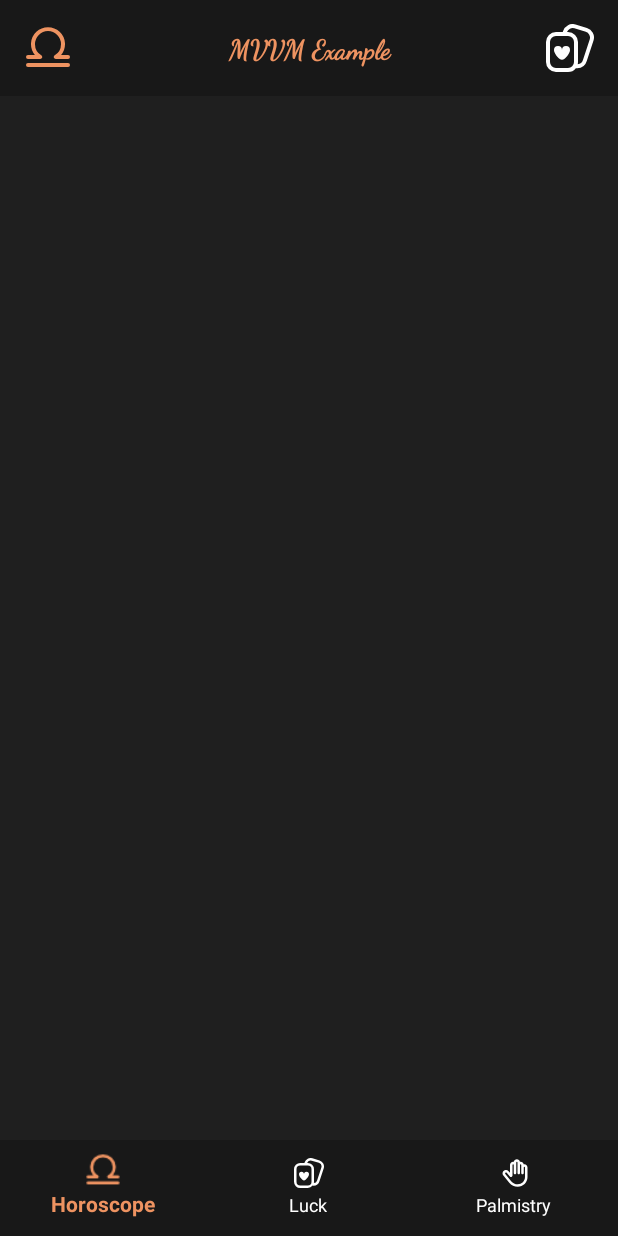
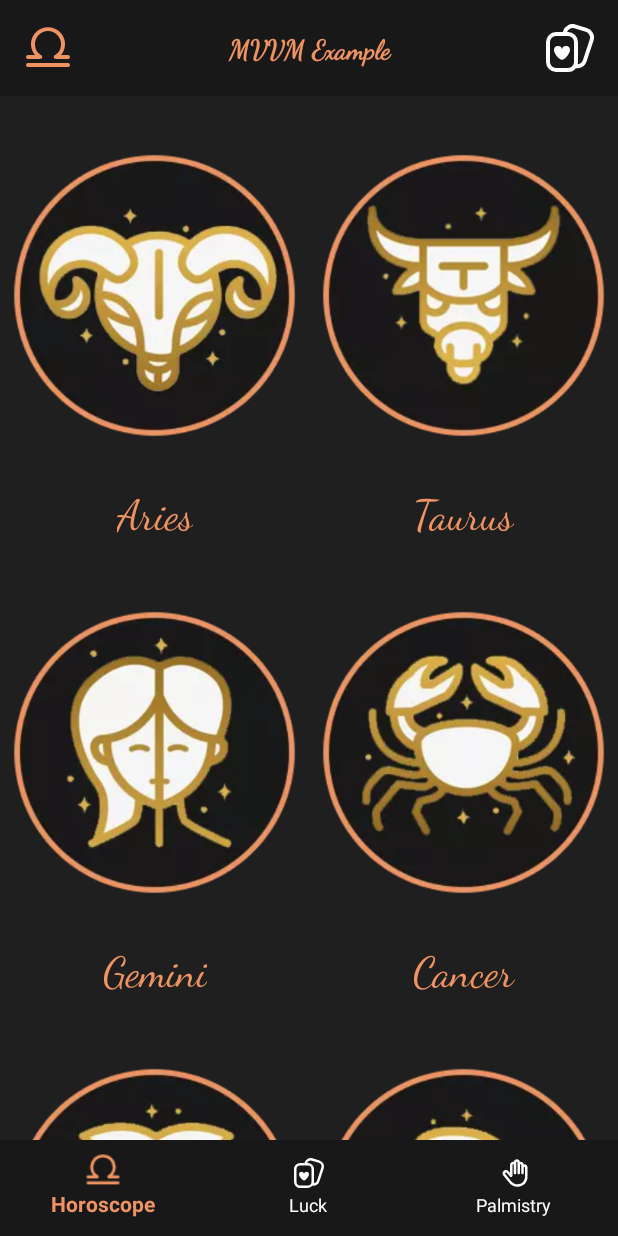
Before and after one commit to UMadrigal/MVVMExample, an Android app: the screen it shows after launch (MainActivity), on a phone screen of 412 x 824 dp. Run offline under Robolectric (Android 15) with nearby library versions, the phone set to English and light mode, and no system bars; our stand-ins replace Dagger/Hilt's generated code, navigation-ui.

Commit message:
feat(horoscope): display horoscope list with viewmodel and local provider
Add the horoscope screen list following MVVM.

- Add HoroscopeInfo sealed class as the model with image and name resources
- Add HoroscopeProvider as a local provider with the 12 zodiac signs
- Add HoroscopeViewModel exposing the list through a StateFlow
- Add HoroscopeAdapter and HoroscopeViewHolder with item_horoscope layout
- Show the signs in a two-column grid in HoroscopeFragment
- Add zodiac sign names to strings.xml

```diff
--- /dev/null
+++ b/app/src/main/java/com/macruware/mvvmexample/data/providers/HoroscopeProvider.kt
@@ -0,0 +1,24 @@
+package com.macruware.mvvmexample.data.providers
+
+import com.macruware.mvvmexample.domain.model.HoroscopeInfo
+import com.macruware.mvvmexample.domain.model.HoroscopeInfo.*
+import javax.inject.Inject
+
+// Provider local, lista creada a partir de datos fijos
+class HoroscopeProvider @Inject constructor() {
+    fun getHoroscopes(): List<HoroscopeInfo>{
+        return listOf(
+            Aries,
+            Taurus,
+            Gemini,
+            Cancer,
+            Leo,
+            Virgo,
+            Libra,
+            Scorpio,
+            Sagittarius,
+            Capricorn,
+            Aquarius,
+            Pisces)
+    }
+}
--- /dev/null
+++ b/app/src/main/java/com/macruware/mvvmexample/domain/model/HoroscopeInfo.kt
@@ -0,0 +1,20 @@
+package com.macruware.mvvmexample.domain.model
+
+import com.macruware.mvvmexample.R
+
+// Este caso es para proveer valores fijos
+sealed class HoroscopeInfo(val img: Int, val name: Int){
+
+    data object Aries:HoroscopeInfo(R.drawable.aries, R.string.aries)
+    data object Taurus: HoroscopeInfo(R.drawable.tauro, R.string.taurus)
+    data object Gemini: HoroscopeInfo(R.drawable.geminis, R.string.gemini)
+    data object Cancer: HoroscopeInfo(R.drawable.cancer, R.string.cancer)
+    data object Leo: HoroscopeInfo(R.drawable.leo, R.string.leo)
+    data object Virgo: HoroscopeInfo(R.drawable.virgo, R.string.virgo)
+    data object Libra: HoroscopeInfo(R.drawable.libra, R.string.libra)
+    data object Scorpio: HoroscopeInfo(R.drawable.escorpio, R.string.scorpio)
+    data object Sagittarius: HoroscopeInfo(R.drawable.sagitario, R.string.sagittarius)
+    data object Capricorn: HoroscopeInfo(R.drawable.capricornio, R.string.capricorn)
+    data object Aquarius: HoroscopeInfo(R.drawable.aquario, R.string.aquarius)
+    data object Pisces: HoroscopeInfo(R.drawable.piscis, R.string.pisces)
+}
--- /dev/null
+++ b/app/src/main/java/com/macruware/mvvmexample/ui/horoscope/HoroscopeAdapter.kt
@@ -0,0 +1,45 @@
+package com.macruware.mvvmexample.ui.horoscope
+
+import android.view.LayoutInflater
+import android.view.View
+import android.view.ViewGroup
+import androidx.recyclerview.widget.RecyclerView
+import com.macruware.mvvmexample.R
+import com.macruware.mvvmexample.databinding.ItemHoroscopeBinding
+import com.macruware.mvvmexample.domain.model.HoroscopeInfo
+
+class HoroscopeAdapter (private var horoscopeList: List<HoroscopeInfo> = emptyList()): RecyclerView.Adapter<HoroscopeViewHolder>() {
+    override fun onCreateViewHolder(
+        parent: ViewGroup,
+        viewType: Int
+    ): HoroscopeViewHolder {
+        return HoroscopeViewHolder(
+            LayoutInflater.from(parent.context).inflate(R.layout.item_horoscope, parent, false)
+        )
+    }
+
+    override fun onBindViewHolder(
+        holder: HoroscopeViewHolder,
+        position: Int
+    ) {
+        holder.bind(horoscopeList[position])
+    }
+
+    override fun getItemCount() = horoscopeList.size
+
+    // pendiente de actualizar a DiffUtil
+    fun updateList(list: List<HoroscopeInfo>){
+        horoscopeList = list
+        notifyDataSetChanged()
+    }
+}
+
+class HoroscopeViewHolder(view: View): RecyclerView.ViewHolder(view){
+
+    private val binding = ItemHoroscopeBinding.bind(view)
+    private val context = binding.root.context
+    fun bind(horoscopeInfo: HoroscopeInfo) = with(binding) {
+        tvTitle.text = context.getString(horoscopeInfo.name)
+        ivHoroscope.setImageResource(horoscopeInfo.img)
+    }
+}
--- a/app/src/main/java/com/macruware/mvvmexample/ui/horoscope/HoroscopeFragment.kt
+++ b/app/src/main/java/com/macruware/mvvmexample/ui/horoscope/HoroscopeFragment.kt
@@ -5,15 +5,24 @@ import androidx.fragment.app.Fragment
 import android.view.LayoutInflater
 import android.view.View
 import android.view.ViewGroup
-import com.macruware.mvvmexample.R
+import androidx.fragment.app.viewModels
+import androidx.lifecycle.Lifecycle
+import androidx.lifecycle.lifecycleScope
+import androidx.lifecycle.repeatOnLifecycle
+import androidx.recyclerview.widget.GridLayoutManager
 import com.macruware.mvvmexample.databinding.FragmentHoroscopeBinding
 import dagger.hilt.android.AndroidEntryPoint
+import kotlinx.coroutines.launch
 
 @AndroidEntryPoint
 class HoroscopeFragment : Fragment() {
 
     private var _binding: FragmentHoroscopeBinding? = null
     private val binding get() = _binding!!
+
+    private val horoscopeViewModel by viewModels<HoroscopeViewModel>()
+
+    private lateinit var horoscopeAdapter: HoroscopeAdapter
 
     override fun onCreateView(
         inflater: LayoutInflater, container: ViewGroup?,
@@ -23,4 +32,32 @@ class HoroscopeFragment : Fragment() {
         return binding.root
     }
 
+    override fun onViewCreated(view: View, savedInstanceState: Bundle?) {
+        super.onViewCreated(view, savedInstanceState)
+        initUi()
+    }
+
+    private fun initUi(){
+        initHoroscopeList()
+        initUiState()
+    }
+
+    private fun initHoroscopeList() {
+        horoscopeAdapter = HoroscopeAdapter()
+        binding.rvHoroscope.apply {
+            layoutManager = GridLayoutManager(requireContext(), 2)
+            adapter = horoscopeAdapter
+        }
+    }
+
+    private fun initUiState(){
+        lifecycleScope.launch {
+            repeatOnLifecycle(Lifecycle.State.STARTED){
+                horoscopeViewModel.horoscope.collect { list ->
+                    horoscopeAdapter.updateList(list)
+                }
+            }
+        }
+    }
+
 }
--- /dev/null
+++ b/app/src/main/java/com/macruware/mvvmexample/ui/horoscope/HoroscopeViewModel.kt
@@ -0,0 +1,21 @@
+package com.macruware.mvvmexample.ui.horoscope
+
+import androidx.lifecycle.ViewModel
+import com.macruware.mvvmexample.data.providers.HoroscopeProvider
+import com.macruware.mvvmexample.domain.model.HoroscopeInfo
+import dagger.hilt.android.lifecycle.HiltViewModel
+import kotlinx.coroutines.flow.MutableStateFlow
+import kotlinx.coroutines.flow.StateFlow
+import javax.inject.Inject
+
+@HiltViewModel
+class HoroscopeViewModel @Inject constructor(horoscopeProvider: HoroscopeProvider): ViewModel() {
+
+    private var _horoscope = MutableStateFlow<List<HoroscopeInfo>>(emptyList())
+    val horoscope: StateFlow<List<HoroscopeInfo>> = _horoscope
+
+    init {
+        _horoscope.value = horoscopeProvider.getHoroscopes()
+    }
+
+}
--- a/app/src/main/res/layout/fragment_horoscope.xml
+++ b/app/src/main/res/layout/fragment_horoscope.xml
@@ -3,8 +3,18 @@
     xmlns:tools="http://schemas.android.com/tools"
     android:layout_width="match_parent"
     android:layout_height="match_parent"
+    xmlns:app="http://schemas.android.com/apk/res-auto"
     android:background="@color/primary"
     tools:context=".ui.horoscope.HoroscopeFragment">
 
+    <androidx.recyclerview.widget.RecyclerView
+        android:id="@+id/rvHoroscope"
+        android:layout_width="match_parent"
+        android:layout_height="match_parent"
+        tools:layoutManager="androidx.recyclerview.widget.GridLayoutManager"
+        tools:spanCount="2"
+        tools:listitem="@layout/item_horoscope"
+        tools:itemCount="4"/>
+
 
 </FrameLayout>
--- /dev/null
+++ b/app/src/main/res/layout/item_horoscope.xml
@@ -0,0 +1,31 @@
+<?xml version="1.0" encoding="utf-8"?>
+<androidx.constraintlayout.widget.ConstraintLayout xmlns:android="http://schemas.android.com/apk/res/android"
+    xmlns:app="http://schemas.android.com/apk/res-auto"
+    xmlns:tools="http://schemas.android.com/tools"
+    android:id="@+id/parent"
+    android:layout_width="match_parent"
+    android:padding="8dp"
+    android:layout_height="wrap_content">
+
+    <com.google.android.material.imageview.ShapeableImageView
+        android:id="@+id/ivHoroscope"
+        android:layout_width="wrap_content"
+        android:layout_height="wrap_content"
+        tools:src="@drawable/aries"
+        app:layout_constraintEnd_toEndOf="parent"
+        app:layout_constraintStart_toStartOf="parent"
+        app:layout_constraintTop_toTopOf="parent" />
+
+    <com.google.android.material.textview.MaterialTextView
+        android:id="@+id/tvTitle"
+        android:layout_width="wrap_content"
+        android:layout_height="wrap_content"
+        android:fontFamily="@font/dancing"
+        android:textSize="28sp"
+        android:textColor="@color/secondary"
+        tools:text="Horóscopo"
+        app:layout_constraintEnd_toEndOf="parent"
+        app:layout_constraintStart_toStartOf="parent"
+        app:layout_constraintTop_toBottomOf="@+id/ivHoroscope" />
+
+</androidx.constraintlayout.widget.ConstraintLayout>
--- a/app/src/main/res/values/strings.xml
+++ b/app/src/main/res/values/strings.xml
@@ -6,4 +6,18 @@
     <string name="palmistry">Palmistry</string>
     <string name="luck">Luck</string>
 
+    <!--    Horoscope-->
+    <string name="aries">Aries</string>
+    <string name="taurus">Taurus</string>
+    <string name="gemini">Gemini</string>
+    <string name="cancer">Cancer</string>
+    <string name="leo">Leo</string>
+    <string name="virgo">Virgo</string>
+    <string name="libra">Libra</string>
+    <string name="scorpio">Scorpio</string>
+    <string name="sagittarius">Sagittarius</string>
+    <string name="capricorn">Capricorn</string>
+    <string name="aquarius">Aquarius</string>
+    <string name="pisces">Pisces</string>
+
 </resources>
```
